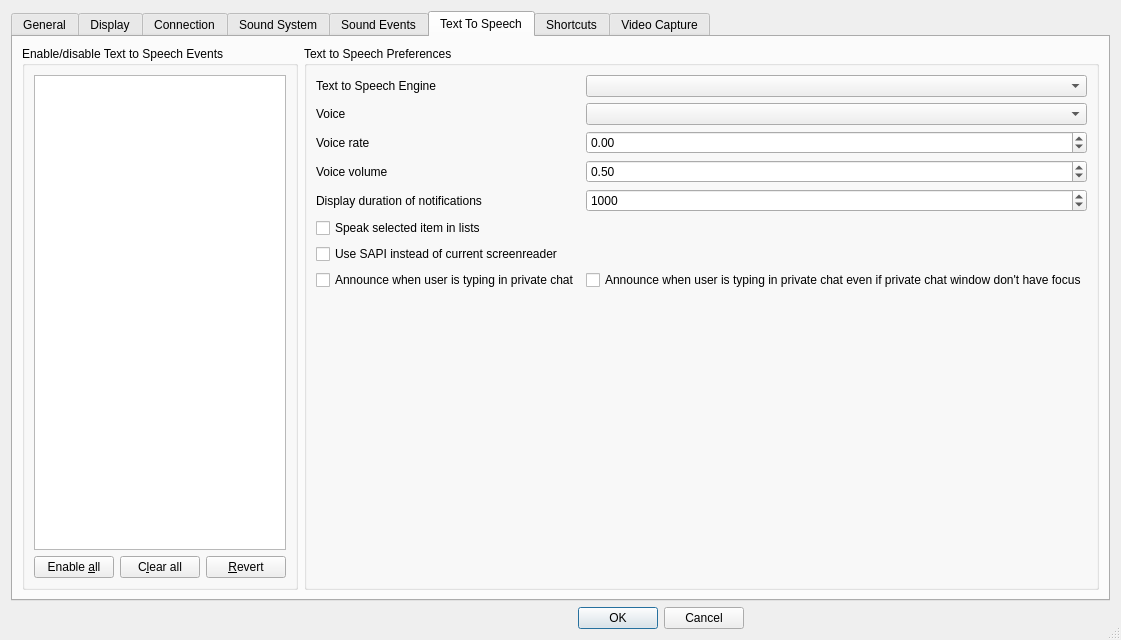
Qt form Client/qtTeamTalk/preferences.ui (BearWare/TeamTalk5) before a commit.
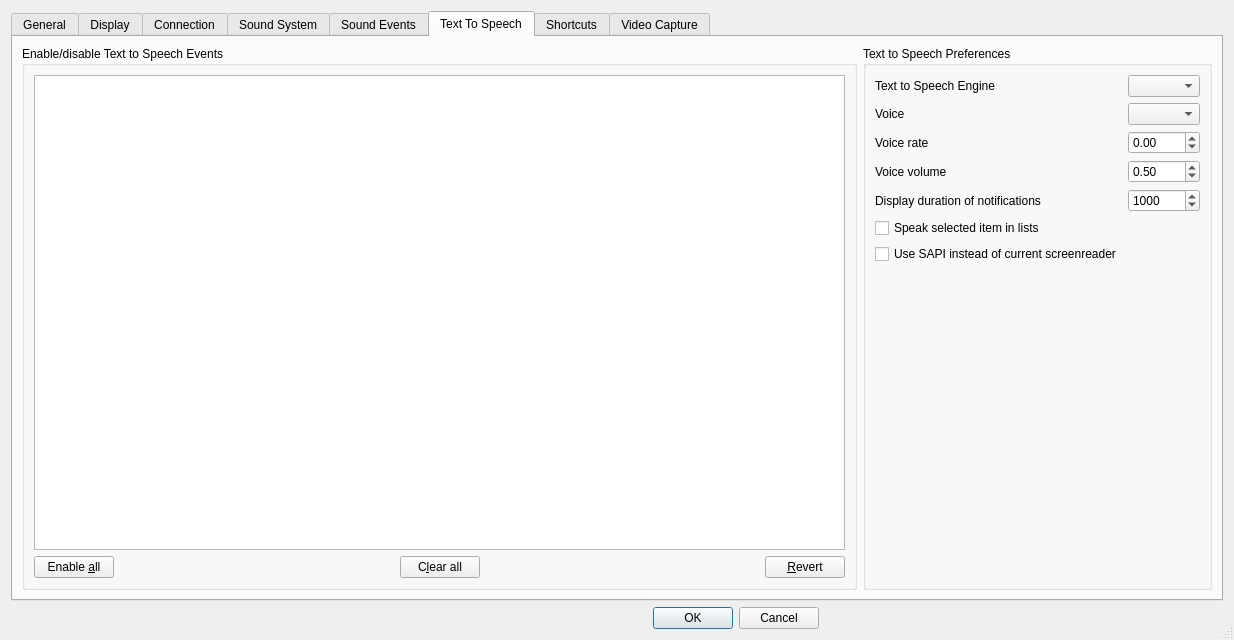
The same form after that commit. The open tabs and pages were chosen to show the change. Icons and pictures are not drawn. Custom widgets are drawn as their Qt base class.

Commit message: Use TTS tree widget instead of checkboxes

What changed in the file:
```diff
--- a/Client/qtTeamTalk/preferences.ui
+++ b/Client/qtTeamTalk/preferences.ui
@@ -6,7 +6,7 @@
    <rect>
     <x>0</x>
     <y>0</y>
-    <width>861</width>
+    <width>1234</width>
     <height>640</height>
    </rect>
   </property>
@@ -2180,20 +2180,6 @@
            </widget>
           </item>
           <item row="7" column="0">
-           <widget class="QCheckBox" name="ttsUserTypingChkBox">
-            <property name="text">
-             <string>Announce when user is typing in private chat</string>
-            </property>
-           </widget>
-          </item>
-          <item row="7" column="1">
-           <widget class="QCheckBox" name="ttsUserTypingPMNotFocusChkBox">
-            <property name="text">
-             <string>Announce when user is typing in private chat even if private chat window don't have focus</string>
-            </property>
-           </widget>
-          </item>
-          <item row="8" column="0">
            <spacer name="verticalSpacer_10">
             <property name="orientation">
              <enum>Qt::Vertical</enum>
```
The commit also changes 6 other files.
